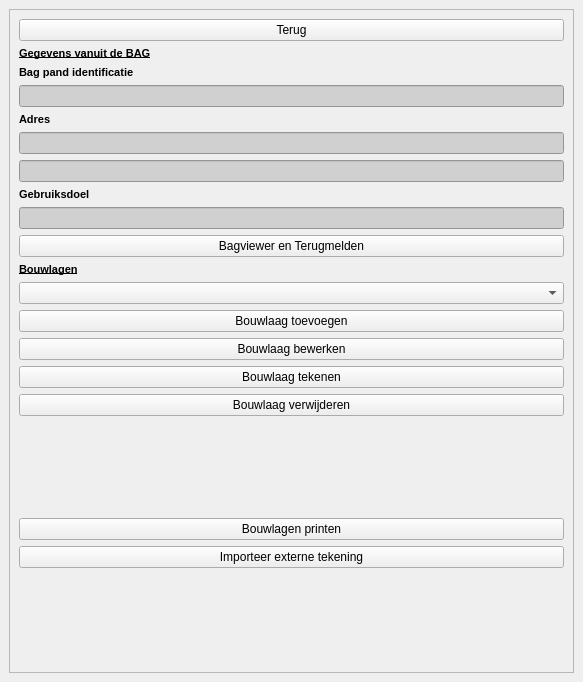
The window that plugin/oiv/bag_pand/oiv_pandgegevens_widget.ui (OIV-NL-QGIS/QGIS_project) describes before a commit, drawn with Qt 5.
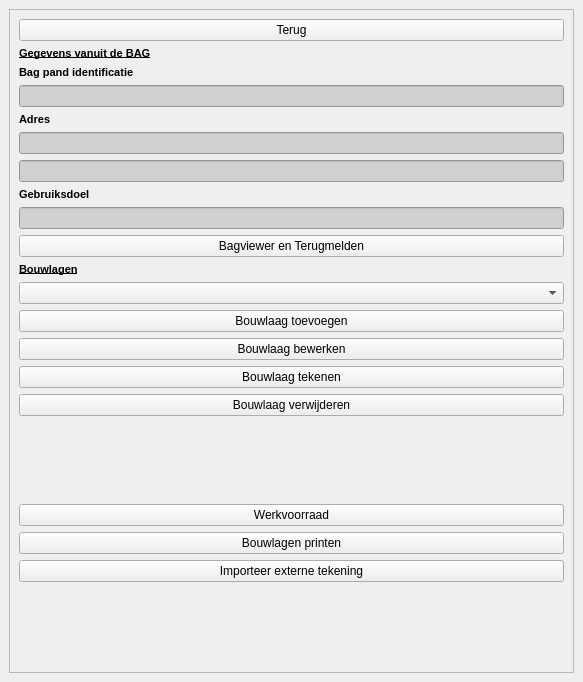
The same window after the commit.

The edit to the form file:
```diff
--- a/plugin/oiv/bag_pand/oiv_pandgegevens_widget.ui
+++ b/plugin/oiv/bag_pand/oiv_pandgegevens_widget.ui
@@ -298,6 +298,13 @@
             </property>
            </spacer>
           </item>
+          <item>
+           <widget class="QPushButton" name="btn_werkvoorraad">
+            <property name="text">
+             <string>Werkvoorraad</string>
+            </property>
+           </widget>
+          </item>
           <item>
            <widget class="QPushButton" name="printen">
             <property name="text">
```
